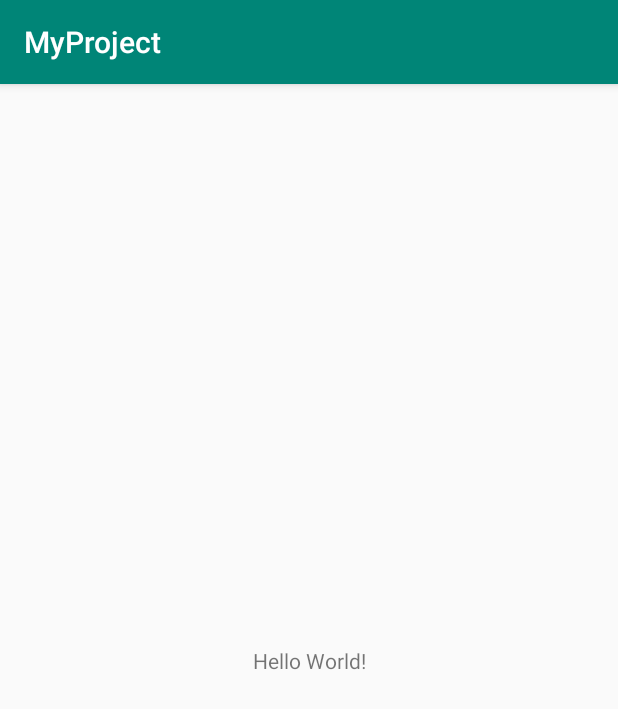
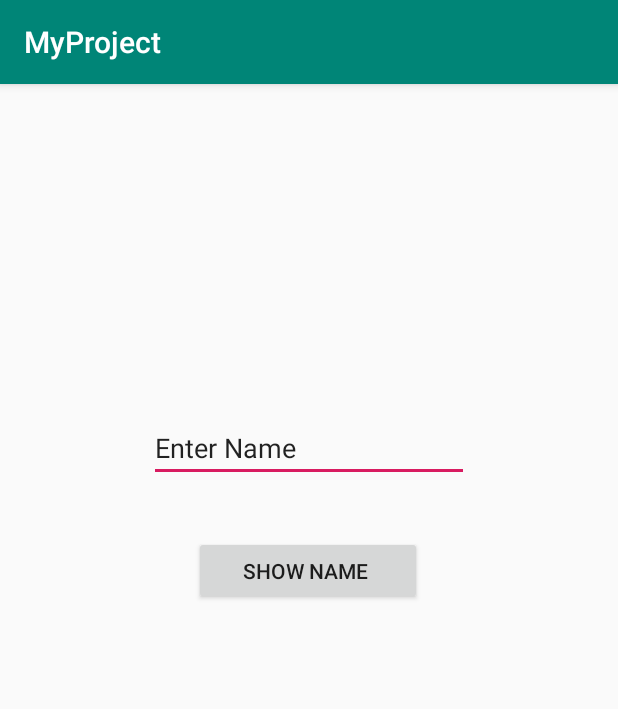
Before and after one commit to margleb/Android, an Android app: the screen it shows after launch (MainActivity), on a phone screen of 412 x 824 dp. Shown: the top 709 px of the screen. Run offline under Robolectric (Android 15) with nearby library versions, the phone set to English and light mode, and no system bars.

Commit message:
Building our First App + Finishing Our First App

```diff
--- a/app/src/main/java/com/example/myproject/MainActivity.java
+++ b/app/src/main/java/com/example/myproject/MainActivity.java
@@ -3,12 +3,34 @@ package com.example.myproject;
 import androidx.appcompat.app.AppCompatActivity;
 
 import android.os.Bundle;
+import android.view.View;
+import android.widget.*;
 
 public class MainActivity extends AppCompatActivity {
+    private Button myButton;
+    private TextView showtext;
+    private EditText enterName;
 
     @Override
     protected void onCreate(Bundle savedInstanceState) {
         super.onCreate(savedInstanceState);
         setContentView(R.layout.activity_main);
+        // получаем id кнопки
+        myButton = findViewById(R.id.button);
+        enterName = findViewById(R.id.editText);
+        // устанавливаем обработчик события
+        myButton.setOnClickListener(new View.OnClickListener() {
+           @Override
+           public void onClick(View v) {
+               // получаем значение текста из поля
+               String name = enterName.getText().toString();
+               // устанавливаем значение текста
+               showtext.setText("Hello, " + name);
+           }
+        });
+
+
+        showtext = findViewById(R.id.textView);
+
     }
 }
--- a/app/src/main/res/layout/activity_main.xml
+++ b/app/src/main/res/layout/activity_main.xml
@@ -6,13 +6,38 @@
     android:layout_height="match_parent"
     tools:context=".MainActivity">
 
-    <TextView
+    <EditText
+        android:id="@+id/editText"
         android:layout_width="wrap_content"
         android:layout_height="wrap_content"
-        android:text="Hello World!"
-        app:layout_constraintBottom_toBottomOf="parent"
-        app:layout_constraintLeft_toLeftOf="parent"
-        app:layout_constraintRight_toRightOf="parent"
+        android:layout_marginTop="220dp"
+        android:ems="10"
+        android:inputType="textPersonName"
+        android:text="Enter Name"
+        app:layout_constraintEnd_toEndOf="parent"
+        app:layout_constraintStart_toStartOf="parent"
         app:layout_constraintTop_toTopOf="parent" />
 
+    <Button
+        android:id="@+id/button"
+        android:layout_width="152dp"
+        android:layout_height="46dp"
+        android:layout_marginTop="36dp"
+        android:text="Show Name "
+        app:layout_constraintEnd_toEndOf="parent"
+        app:layout_constraintHorizontal_bias="0.498"
+        app:layout_constraintStart_toStartOf="parent"
+        app:layout_constraintTop_toBottomOf="@+id/editText" />
+
+    <TextView
+        android:id="@+id/textView"
+        android:layout_width="wrap_content"
+        android:layout_height="wrap_content"
+        android:layout_marginTop="28dp"
+        android:textSize="18sp"
+        app:layout_constraintEnd_toEndOf="parent"
+        app:layout_constraintHorizontal_bias="0.501"
+        app:layout_constraintStart_toStartOf="parent"
+        app:layout_constraintTop_toBottomOf="@+id/button" />
+
 </androidx.constraintlayout.widget.ConstraintLayout>
```
